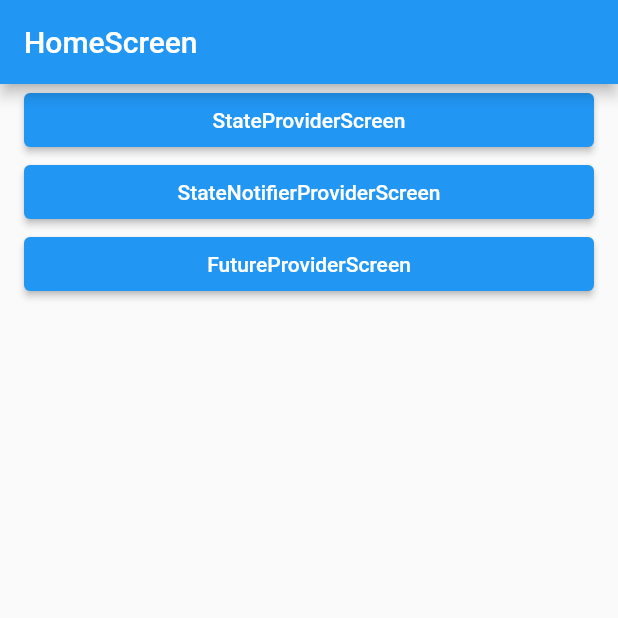
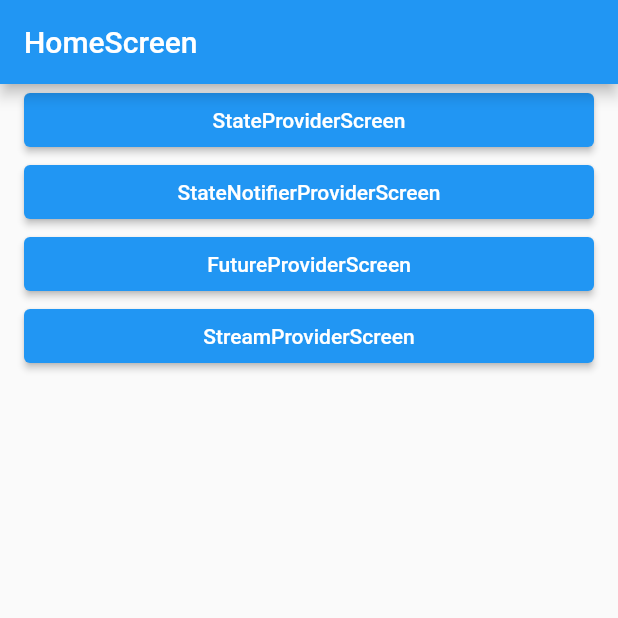
Before and after one commit to seoyoon513/flutter_riverpod_example, a Flutter app: the screen it shows after launch, on a phone screen of 412 x 824 dp, the top half of it. Run offline on Flutter 3.47's test engine with Material 2 defaults, Android fonts, the phone set to English and light mode, and no system bars; our stand-ins replace flutter_riverpod.

Commit message:
[feat] StreamProvider 실습

```diff
--- a/lib/screen/home_screen.dart
+++ b/lib/screen/home_screen.dart
@@ -3,6 +3,7 @@
 import 'package:flutter_riverpod_example/screen/future_provider_screen.dart';
 import 'package:flutter_riverpod_example/screen/state_notifier_provider_screen.dart';
 import 'package:flutter_riverpod_example/screen/state_provider_screen.dart';
+import 'package:flutter_riverpod_example/screen/stream_provider_screen.dart';
 
 class HomeScreen extends StatelessWidget {
   const HomeScreen({Key? key}) : super(key: key);
@@ -39,7 +40,16 @@
 
             },
             child: Text('FutureProviderScreen'),
-          )
+          ),
+          ElevatedButton(
+            onPressed: () {
+              Navigator.of(context).push(
+                  MaterialPageRoute(builder: (_) => StreamProviderScreen(),)
+              );
+
+            },
+            child: Text('StreamProviderScreen'),
+          ),
         ],
       ),
     );
```
Also changed, not shown: lib/riverpod/stream_provider.dart (added, +12 -0 lines), lib/screen/stream_provider_screen.dart (added, +27 -0 lines).
